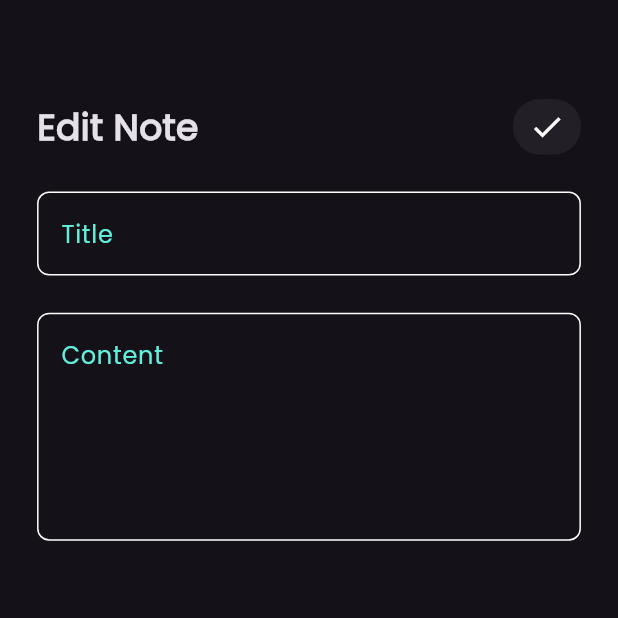
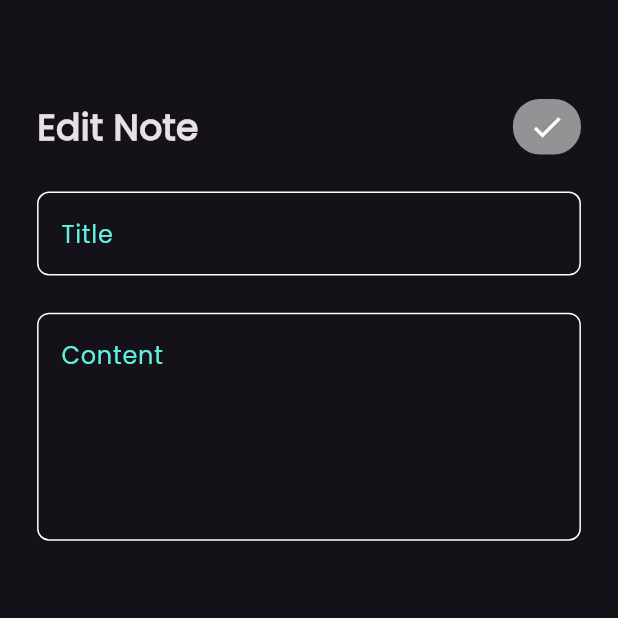
Before and after one commit to ahmedsadek2/note_app, a Flutter app: the screen it shows after launch, after a tap on "Flutter Notes", on a phone screen of 412 x 824 dp, the top half of it. Run offline on Flutter 3.47's test engine with Material 3 defaults, Android fonts, the phone set to English and light mode, and no system bars; our stand-ins replace bloc, flutter_bloc, hive, hive_flutter; accounts and stored records are empty.

Commit message:
provide add note cubit

```diff
--- a/lib/main.dart
+++ b/lib/main.dart
@@ -1,23 +1,37 @@
 import 'package:flutter/material.dart';
+import 'package:flutter_bloc/flutter_bloc.dart';
 import 'package:hive_flutter/adapters.dart';
-import 'package:notes/views/edit_view.dart';
+import 'package:notes/cubit/add_note_cubit/add_note_cubit.dart';
 import 'package:notes/views/home_view.dart';
 
 import 'models/note_model.dart';
 
-void main() async{
+void main() async {
   WidgetsFlutterBinding.ensureInitialized();
   await Hive.initFlutter();
   Hive.registerAdapter(NoteModelAdapter());
   await Hive.openBox<NoteModelAdapter>("notes_box");
   runApp(
-      MaterialApp(
+    const NotesApp()
+  );
+}
 
-    routes: {
-      HomeView.id: (context) => const HomeView(),
-      EditView.id: (context) => const EditView()
-    },
-    theme: ThemeData(brightness: Brightness.dark, fontFamily: "Poppins"),
-    initialRoute: HomeView.id,
-  ));
+class NotesApp extends StatelessWidget {
+  const NotesApp({
+    super.key,
+  });
+
+  @override
+  Widget build(BuildContext context) {
+    return MultiBlocProvider(
+        providers:[
+        BlocProvider(create: (context)=> AddNoteCubit())
+        ],
+      child: MaterialApp(
+        theme: ThemeData(brightness: Brightness.dark, fontFamily: "Poppins"),
+          home:HomeView(),
+        ),
+    )
+    ;
+  }
 }
--- a/lib/views/widgets/custom_icon_button.dart
+++ b/lib/views/widgets/custom_icon_button.dart
@@ -12,7 +12,7 @@ class CustomIconButton extends StatelessWidget {
         width: MediaQuery.of(context).size.width*0.11,
         decoration: BoxDecoration(
           borderRadius: BorderRadius.circular(18),
-          color: Colors.white.withOpacity(0.06),
+          color: Colors.white54,
         ),
         child:  Icon(icon,size: 24,),
       ),
--- a/lib/views/widgets/note_item.dart
+++ b/lib/views/widgets/note_item.dart
@@ -8,12 +8,12 @@ class NoteItem extends StatelessWidget {
   Widget build(BuildContext context) {
     return  GestureDetector(
       onTap: (){
-        Navigator.pushNamed(context, EditView.id);
+        Navigator.push(context, MaterialPageRoute(builder: (context)=>EditView()));
       },
       child: Container(
         padding: const EdgeInsets.only(top: 24,bottom: 24,left: 16),
         decoration: BoxDecoration(
-            color: Colors.orangeAccent.withOpacity(0.3),
+            color: Colors.orangeAccent,
             borderRadius: BorderRadius.circular(20)
         ),
         child: Column(
@@ -30,17 +30,18 @@ class NoteItem extends StatelessWidget {
                 padding: const EdgeInsets.only(top: 12,bottom: 12),
                 child: Text("Build your career with me, Ahmed Sadek ",
                   style: TextStyle(
-                      color: Colors.black.withOpacity(0.5),
+                      color: Colors.black45,
                       fontSize: 16
                   ),),
               ),
-              trailing: IconButton(onPressed: (){},
+              trailing: IconButton(
+                  onPressed: (){},
                   icon: const Icon(Icons.delete_rounded,color: Colors.black,size: 34,)),
             ),
             Padding(
               padding: const EdgeInsets.only(right: 32),
               child: Text("Dec 21, 2024",style: TextStyle(
-                  color: Colors.black.withOpacity(0.5),
+                  color: Colors.black45,
                   fontSize: 16,
 
               ),
--- a/pubspec.yaml
+++ b/pubspec.yaml
@@ -38,7 +38,7 @@ dependencies:
   hive_flutter: ^1.1.0
   hive: ^2.2.3
   bloc: ^8.1.4
-
+  flutter_bloc: ^8.1.6
 
 dev_dependencies:
   flutter_test:
```
Also changed, not shown: pubspec.lock.
